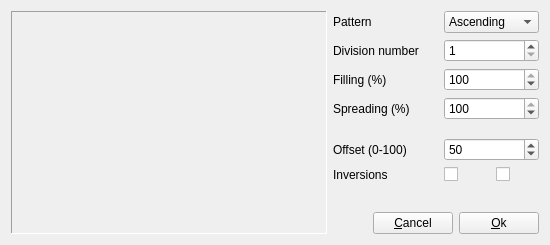
The window that sources/editor/tools/sound_spatialization/toolsoundspatialization_gui.ui (davy7125/polyphone) describes before a commit, drawn with Qt 5.
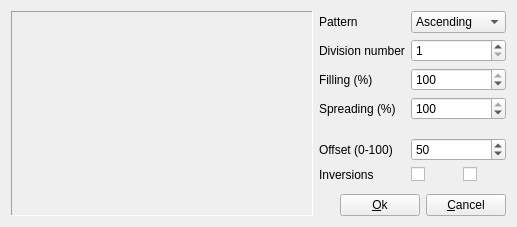
The same window after the commit. Custom widgets are drawn as their Qt base class.

Commit message:
Dialog buttons
Ok is left, cancel is right, default is ok

Diff of the .ui file:
```diff
--- a/sources/editor/tools/sound_spatialization/toolsoundspatialization_gui.ui
+++ b/sources/editor/tools/sound_spatialization/toolsoundspatialization_gui.ui
@@ -6,8 +6,8 @@
    <rect>
     <x>0</x>
     <y>0</y>
-    <width>550</width>
-    <height>245</height>
+    <width>500</width>
+    <height>220</height>
    </rect>
   </property>
   <property name="windowTitle">
@@ -82,13 +82,6 @@
        </property>
       </spacer>
      </item>
-     <item>
-      <widget class="QPushButton" name="pushCancel">
-       <property name="text">
-        <string>&amp;Cancel</string>
-       </property>
-      </widget>
-     </item>
      <item>
       <widget class="QPushButton" name="pushOk">
        <property name="text">
@@ -96,6 +89,13 @@
        </property>
       </widget>
      </item>
+     <item>
+      <widget class="QPushButton" name="pushCancel">
+       <property name="text">
+        <string>&amp;Cancel</string>
+       </property>
+      </widget>
+     </item>
     </layout>
    </item>
    <item row="0" column="1">
```
Left out of the diff: 11 changed lines with no effect on the pictures. The commit also changes 22 other files.
